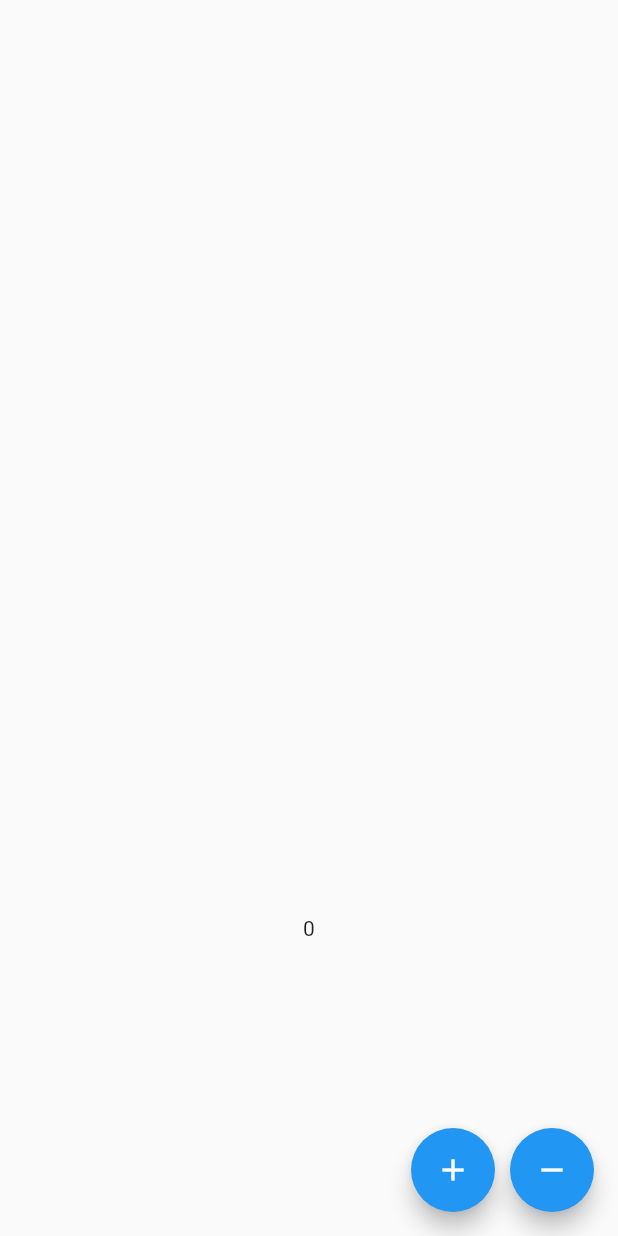
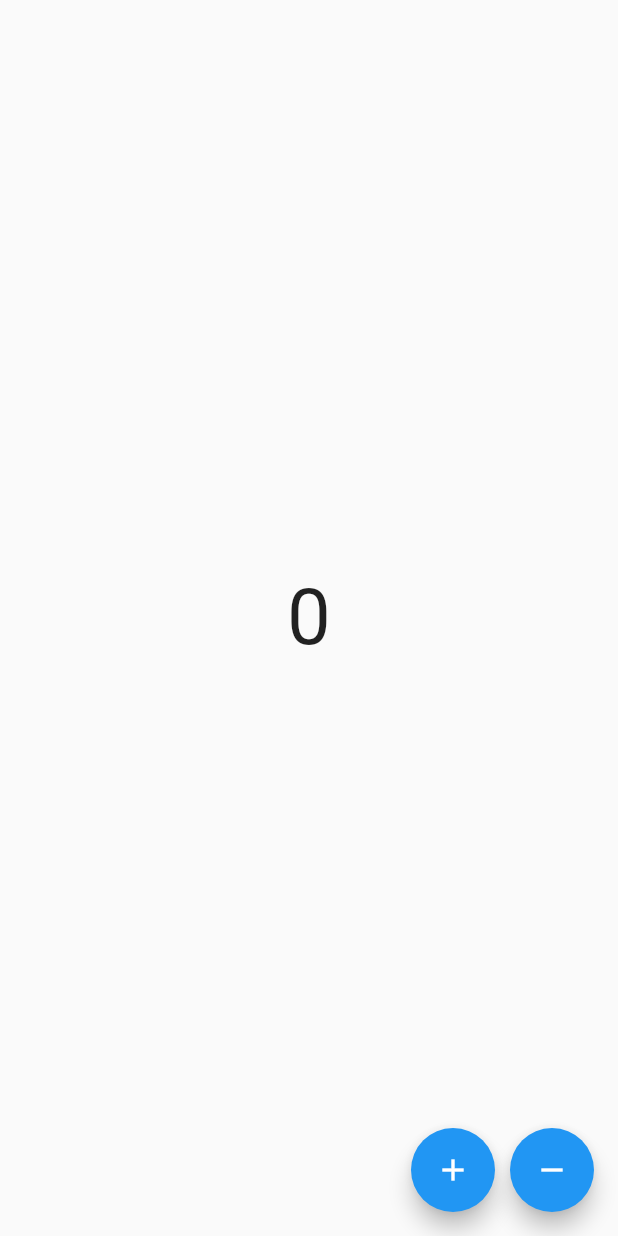
Before and after one commit to LukaszWalencik/Counter_Cubit, a Flutter app: the screen it shows after launch, on a phone screen of 412 x 824 dp. Run offline on Flutter 3.47's test engine with Material 2 defaults, Android fonts, the phone set to English and light mode, and no system bars; our stand-ins replace bloc, equatable, flutter_bloc.

```diff
--- a/lib/main.dart
+++ b/lib/main.dart
@@ -1,4 +1,7 @@
 import 'package:flutter/material.dart';
+import 'package:flutter_bloc/flutter_bloc.dart';
+import 'package:my_counter_cubit/cubits/counter/counter_cubit.dart';
+import 'package:my_counter_cubit/cubits/counter/counter_state.dart';
 
 void main() {
   runApp(const MyApp());
@@ -10,10 +13,13 @@ class MyApp extends StatelessWidget {
   // This widget is the root of your application.
   @override
   Widget build(BuildContext context) {
-    return MaterialApp(
-        title: 'My Counter Cubit',
-        debugShowCheckedModeBanner: false,
-        home: HomePage());
+    return BlocProvider<CounterCubit>(
+      create: (context) => CounterCubit(),
+      child: MaterialApp(
+          title: 'My Counter Cubit',
+          debugShowCheckedModeBanner: false,
+          home: HomePage()),
+    );
   }
 }
 
@@ -23,23 +29,31 @@ class HomePage extends StatelessWidget {
   @override
   Widget build(BuildContext context) {
     return Scaffold(
-      body: Center(
-        child: Text(
-          '0',
-          style: TextStyle(height: 52),
-        ),
+      body: BlocBuilder<CounterCubit, CounterState>(
+        builder: (context, state) {
+          return Center(
+            child: Text(
+              '${state.counter}',
+              style: TextStyle(fontSize: 52),
+            ),
+          );
+        },
       ),
       floatingActionButton: Row(
         mainAxisAlignment: MainAxisAlignment.end,
         children: [
           FloatingActionButton(
-            onPressed: () {},
+            onPressed: () {
+              BlocProvider.of<CounterCubit>(context).increment();
+            },
             child: Icon(Icons.add),
             heroTag: 'increment',
           ),
           SizedBox(width: 10),
           FloatingActionButton(
-            onPressed: () {},
+            onPressed: () {
+              BlocProvider.of<CounterCubit>(context).decrement();
+            },
             child: Icon(Icons.remove),
             heroTag: 'decrement',
           )
```
